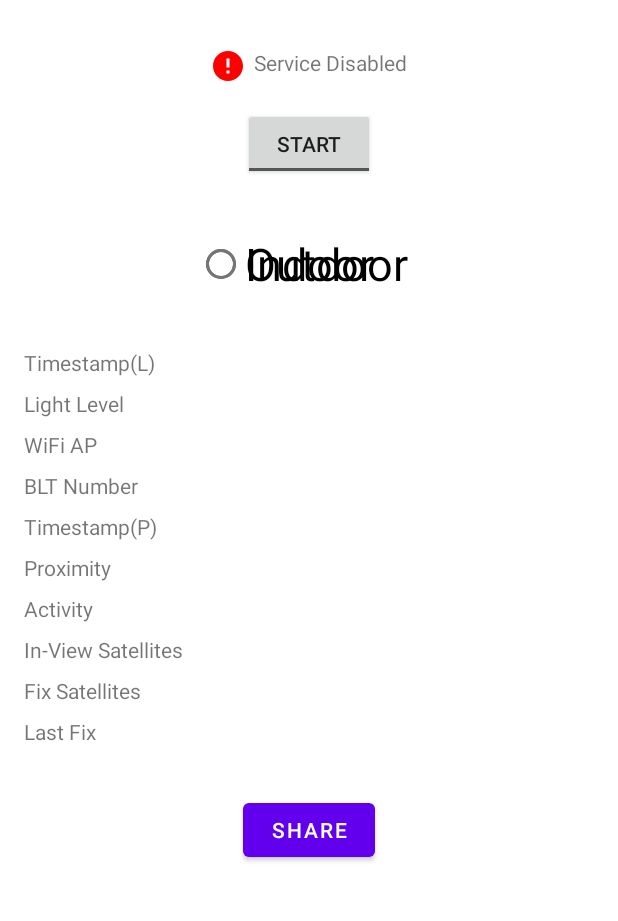
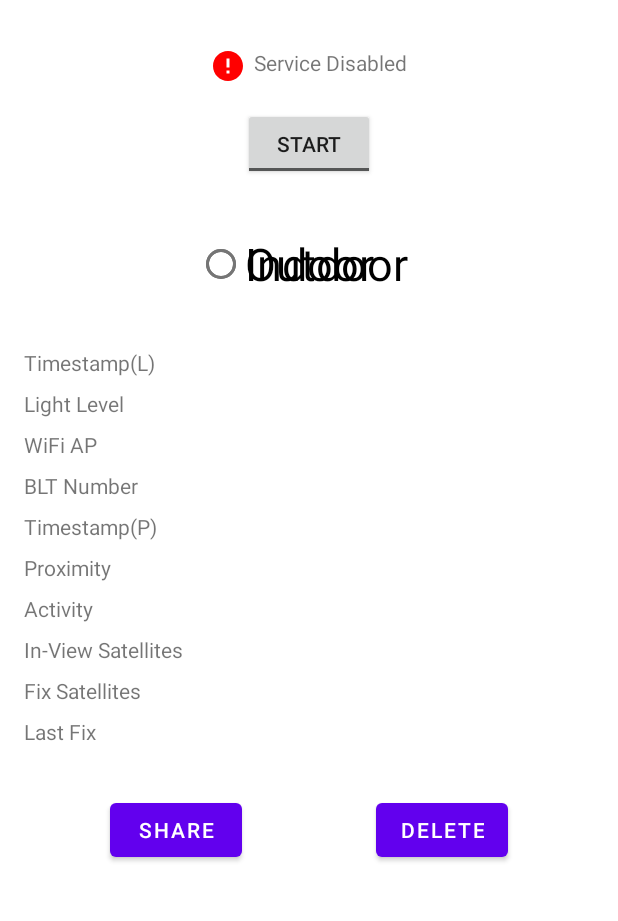
Before and after one commit to SpeedJack/IODataAcquisition, an Android app: the screen it shows after launch (MainActivity), on a phone screen of 412 x 824 dp, the part 145-1066 px from its top. Run offline under Robolectric (Android 15) with nearby library versions, the phone set to English and light mode, and no system bars; libraries missing offline, so code that uses them is left out: com.opencsv, info.hoang8f.android; plain views replace SegmentedGroup; 6 statements that could not run were skipped.

Commit message:
Add Delete button

```diff
--- a/app/src/main/java/it/unipi/dii/iodataacquisition/BLTCounter.java
+++ b/app/src/main/java/it/unipi/dii/iodataacquisition/BLTCounter.java
@@ -6,12 +6,6 @@ import android.content.BroadcastReceiver;
 import android.content.Context;
 import android.content.Intent;
 import android.util.Log;
-
-import com.opencsv.CSVWriter;
-
-import java.io.File;
-import java.io.FileWriter;
-import java.io.IOException;
 
 public class BLTCounter extends BroadcastReceiver
 {
--- a/app/src/main/java/it/unipi/dii/iodataacquisition/SensorMonitoringService.java
+++ b/app/src/main/java/it/unipi/dii/iodataacquisition/SensorMonitoringService.java
@@ -19,7 +19,6 @@ import android.hardware.Sensor;
 import android.hardware.SensorEvent;
 import android.hardware.SensorEventListener;
 import android.hardware.SensorManager;
-import android.location.Criteria;
 import android.location.GnssStatus;
 import android.location.Location;
 import android.location.LocationListener;
@@ -62,7 +61,7 @@ public class SensorMonitoringService extends Service implements SensorEventListe
 	private WifiManager wifiManager;
 	private BluetoothAdapter bluetoothAdapter;
 	private LocationManager locationManager;
-	private final ConcurrentLinkedQueue<SensorData> collectedData = new ConcurrentLinkedQueue<SensorData>();
+	private final ConcurrentLinkedQueue<SensorData> collectedData = new ConcurrentLinkedQueue<>();
 	private Handler periodicHandler;
 	private Runnable periodicRunnable;
 	private long lastLightTimestamp = -1;
--- a/app/src/main/java/it/unipi/dii/iodataacquisition/WiFiAPCounter.java
+++ b/app/src/main/java/it/unipi/dii/iodataacquisition/WiFiAPCounter.java
@@ -7,11 +7,6 @@ import android.net.wifi.ScanResult;
 import android.net.wifi.WifiManager;
 import android.util.Log;
 
-import com.opencsv.CSVWriter;
-
-import java.io.File;
-import java.io.FileWriter;
-import java.io.IOException;
 import java.util.List;
 
 public class WiFiAPCounter extends BroadcastReceiver
--- a/app/src/main/res/layout/activity_main.xml
+++ b/app/src/main/res/layout/activity_main.xml
@@ -293,11 +293,23 @@
                 android:layout_width="wrap_content"
                 android:layout_height="wrap_content"
                 android:layout_marginTop="32dp"
+                android:layout_marginEnd="8dp"
                 android:onClick="onClick"
                 android:text="@string/button_text_share"
-                app:layout_constraintEnd_toEndOf="parent"
+                app:layout_constraintEnd_toStartOf="@+id/deleteButton"
                 app:layout_constraintStart_toStartOf="parent"
                 app:layout_constraintTop_toBottomOf="@+id/lastFixLabel" />
+
+            <Button
+                android:id="@+id/deleteButton"
+                android:layout_width="wrap_content"
+                android:layout_height="wrap_content"
+                android:layout_marginStart="8dp"
+                android:onClick="onClick"
+                android:text="@string/button_text_delete"
+                app:layout_constraintEnd_toEndOf="parent"
+                app:layout_constraintStart_toEndOf="@+id/shareButton"
+                app:layout_constraintTop_toTopOf="@+id/shareButton" />
         </androidx.constraintlayout.widget.ConstraintLayout>
     </ScrollView>
 
--- a/app/src/main/res/values/strings.xml
+++ b/app/src/main/res/values/strings.xml
@@ -22,4 +22,5 @@
     <string name="fix_satellites_label">Fix Satellites</string>
     <string name="last_fix_label">Last Fix</string>
     <string name="button_text_share">SHARE</string>
+    <string name="button_text_delete">DELETE</string>
 </resources>
```
Also changed, not shown: app/src/main/java/it/unipi/dii/iodataacquisition/DetectedActivitiesIntentService.java (+5 -17 lines), app/src/main/java/it/unipi/dii/iodataacquisition/MainActivity.java (+14 -6 lines), app/src/main/java/it/unipi/dii/iodataacquisition/SensorData.java (+7 -30 lines).
